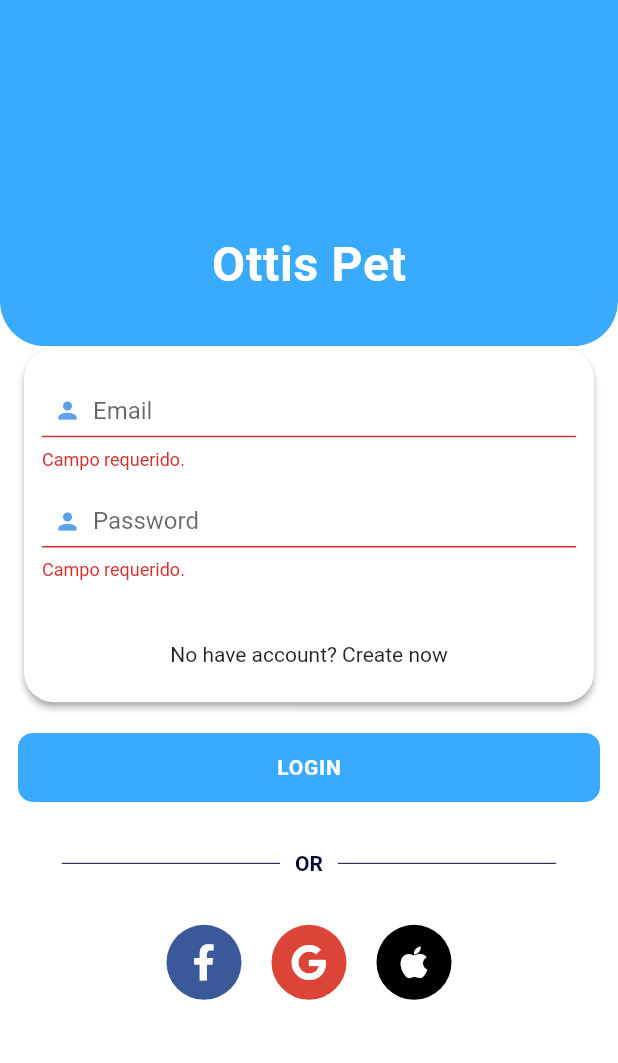
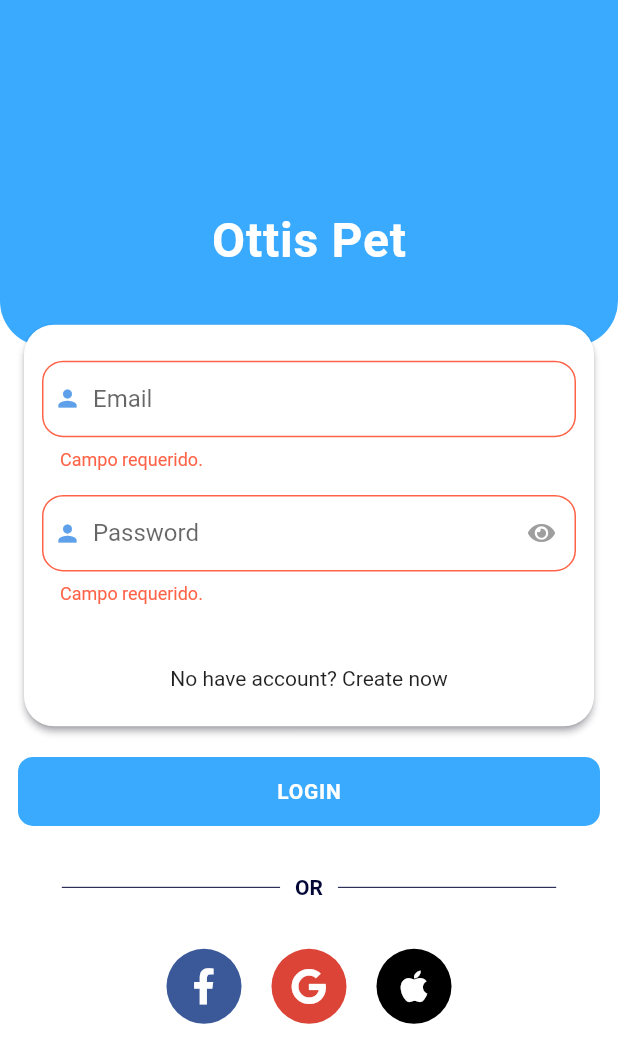
Before and after one commit to renankanu/ottis-pet, a Flutter app: the LoginView screen opened by its route, after a tap on "LOGIN", on a phone screen of 412 x 824 dp. Shown: the top 1063 px of the screen. Run offline on Flutter 3.47's test engine with Material 2 defaults, Android fonts, the phone set to English and light mode, and no system bars; our stand-ins replace flutter_svg, font_awesome_flutter, get, google_fonts, introduction_screen, splashscreen; Roboto replaces fonts that are missing (Exo).

```diff
--- a/lib/app/global/colors.dart
+++ b/lib/app/global/colors.dart
@@ -13,3 +13,4 @@ const Color kSaffron = Color(0xFFF7C536);
 const Color kDodgerBlue = Color(0xFF3AAAFF);
 const Color kChambray = Color(0xFF3b5998);
 const Color kPunch = Color(0xFFDB4437);
+const Color kPersimmon = Color(0xFFFF6347);
--- a/lib/app/global/widgets/custom_input_field.dart
+++ b/lib/app/global/widgets/custom_input_field.dart
@@ -1,11 +1,17 @@
 import 'package:flutter/material.dart';
 import 'package:get/get.dart';
+import 'package:ottis_pet/app/global/colors.dart';
+import 'package:font_awesome_flutter/font_awesome_flutter.dart';
 
-class CustomInputField extends StatelessWidget {
+class CustomInputField extends StatefulWidget {
   final String hintText;
   final IconData icon;
   final ValueChanged<String> onChanged;
   final controller;
+  final TextInputType keyboardType;
+  final bool obscureText;
+  final bool isPassword;
+  final Function onPressShowHidePassword;
 
   const CustomInputField({
     Key key,
@@ -13,8 +19,17 @@ class CustomInputField extends StatelessWidget {
     this.icon = Icons.person,
     this.onChanged,
     this.controller,
+    this.keyboardType = TextInputType.text,
+    this.obscureText = false,
+    this.isPassword = false,
+    this.onPressShowHidePassword,
   }) : super(key: key);
 
+  @override
+  _CustomInputFieldState createState() => _CustomInputFieldState();
+}
+
+class _CustomInputFieldState extends State<CustomInputField> {
   @override
   Widget build(BuildContext context) {
     return TextFormField(
@@ -24,9 +39,11 @@ class CustomInputField extends StatelessWidget {
         }
         return null;
       },
-      controller: controller,
-      onChanged: onChanged,
+      keyboardType: widget.keyboardType,
+      controller: widget.controller,
+      onChanged: widget.onChanged,
       cursorColor: Get.theme.primaryColor,
+      obscureText: widget.obscureText,
       decoration: InputDecoration(
         isDense: true,
         prefixIconConstraints: BoxConstraints(maxHeight: 20),
@@ -38,14 +55,35 @@ class CustomInputField extends StatelessWidget {
           borderRadius: BorderRadius.all(Radius.circular(14)),
           borderSide: const BorderSide(color: Colors.grey, width: 1),
         ),
+        errorBorder: const OutlineInputBorder(
+          borderRadius: BorderRadius.all(Radius.circular(14)),
+          borderSide: const BorderSide(color: kPersimmon, width: 1),
+        ),
+        focusedErrorBorder: const OutlineInputBorder(
+          borderRadius: BorderRadius.all(Radius.circular(14)),
+          borderSide: const BorderSide(color: kPersimmon, width: 1),
+        ),
+        errorStyle: TextStyle(color: kPersimmon),
         prefixIcon: Padding(
           padding: const EdgeInsets.symmetric(horizontal: 8),
           child: Icon(
-            icon,
+            widget.icon,
             color: Get.theme.primaryColor,
           ),
         ),
-        hintText: hintText,
+        hintText: widget.hintText,
+        suffixIcon: widget.isPassword
+            ? IconButton(
+                icon: Icon(
+                  widget.obscureText
+                      ? FontAwesomeIcons.solidEye
+                      : FontAwesomeIcons.solidEyeSlash,
+                  color: Colors.grey,
+                  size: 16,
+                ),
+                onPressed: widget.onPressShowHidePassword,
+              )
+            : null,
       ),
     );
   }
--- a/lib/app/modules/login/controllers/login_controller.dart
+++ b/lib/app/modules/login/controllers/login_controller.dart
@@ -4,13 +4,20 @@ import 'package:ottis_pet/app/routes/app_routes.dart';
 
 class LoginController extends GetxController {
   final formKey = GlobalKey<FormState>();
+
+  TextEditingController usernameCtrl = TextEditingController();
+  TextEditingController passwordCtrl = TextEditingController();
+
   RxBool loading = false.obs;
+  RxBool hasError = false.obs;
+  RxBool showPassword = false.obs;
 
   void login() async {
     if (formKey.currentState.validate()) {
       Get.offAllNamed(Routes.HOME);
       return;
     }
+    hasError.value = true;
   }
 
   @override
--- a/lib/app/modules/login/views/login_view.dart
+++ b/lib/app/modules/login/views/login_view.dart
@@ -55,14 +55,29 @@ class LoginView extends GetView<LoginController> {
                             padding: const EdgeInsets.symmetric(
                                 vertical: 24, horizontal: 12),
                             child: Form(
+                              autovalidateMode: controller.hasError.value
+                                  ? AutovalidateMode.onUserInteraction
+                                  : AutovalidateMode.disabled,
                               key: controller.formKey,
                               child: Column(
                                 children: [
                                   CustomInputField(
-                                      hintText: LocaleKeys.login_email.tr),
+                                    keyboardType: TextInputType.emailAddress,
+                                    controller: controller.usernameCtrl,
+                                    hintText: LocaleKeys.login_email.tr,
+                                    onChanged: (value) {},
+                                  ),
                                   SizedBox(height: Get.height * 0.02),
                                   CustomInputField(
-                                      hintText: LocaleKeys.login_password.tr),
+                                    keyboardType: TextInputType.visiblePassword,
+                                    hintText: LocaleKeys.login_password.tr,
+                                    obscureText: !controller.showPassword.value,
+                                    isPassword: true,
+                                    onPressShowHidePassword: () {
+                                      controller.showPassword.value =
+                                          !controller.showPassword.value;
+                                    },
+                                  ),
                                   SizedBox(height: Get.height * 0.05),
                                   Text(LocaleKeys.login_no_have_account.tr)
                                 ],
```
